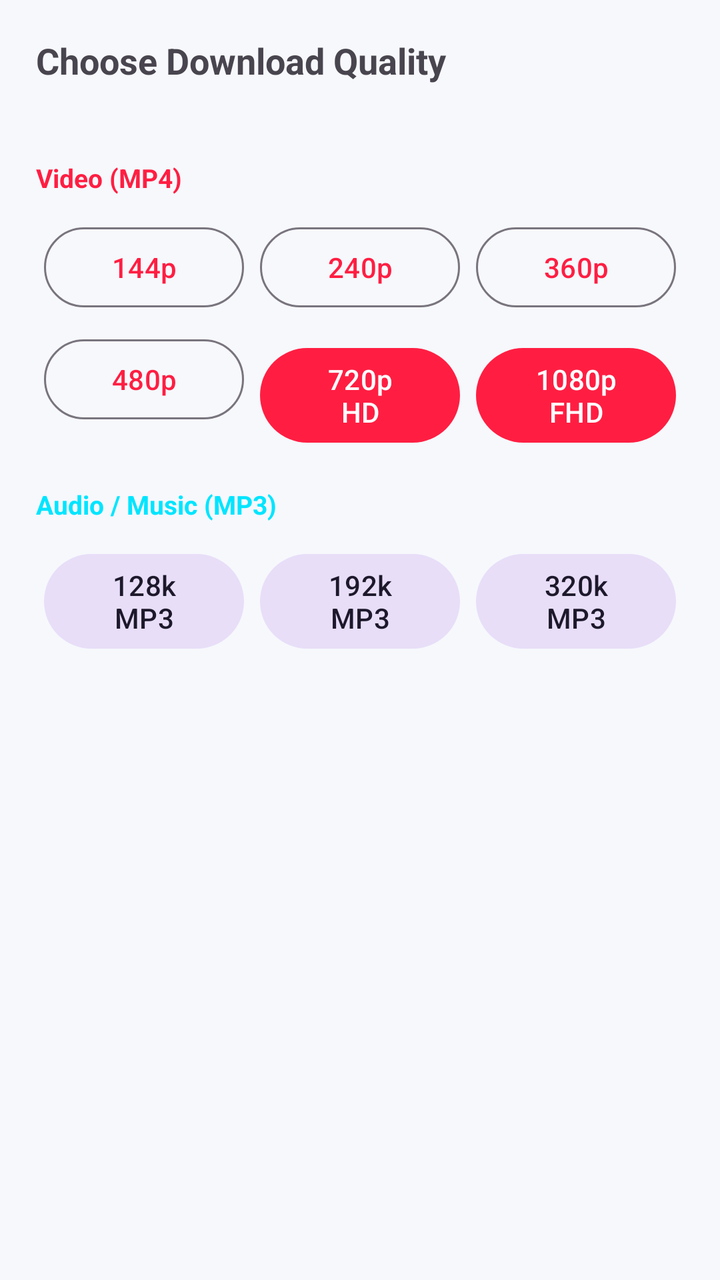
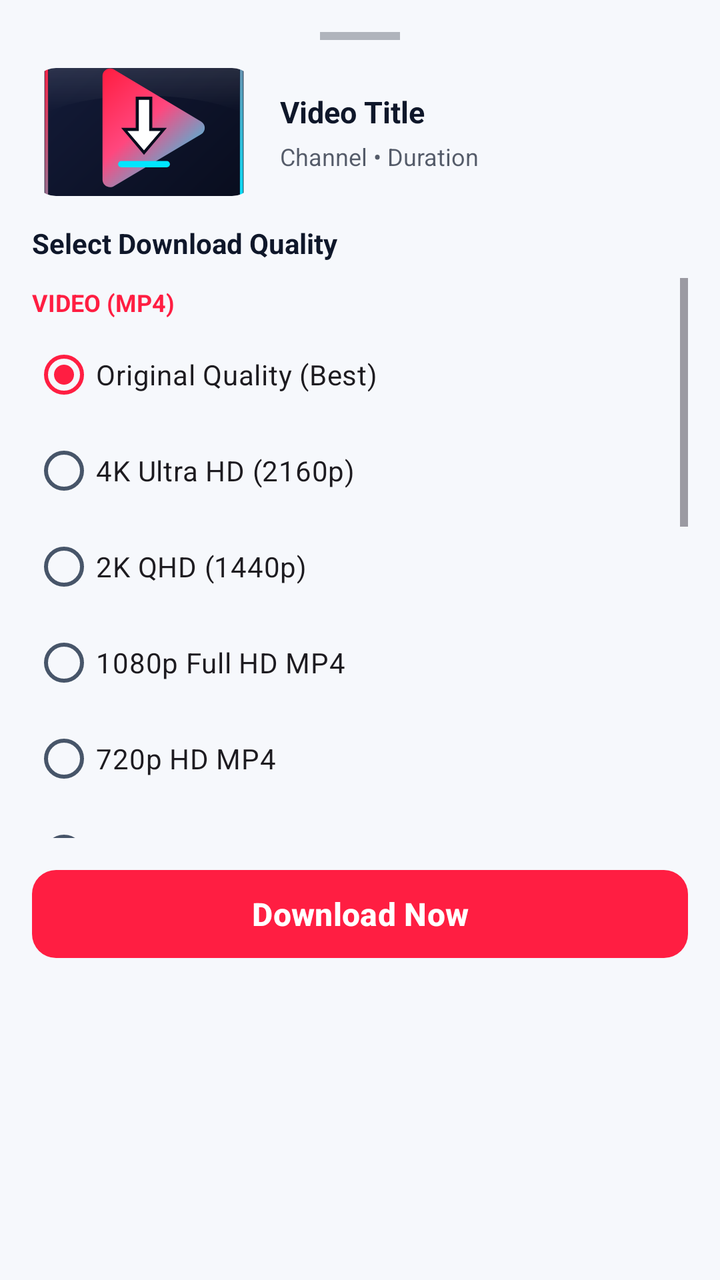

The first picture is an Android layout as it rendered before a commit; the second is the same layout after the commit. The layout source and the unified diff follow.
<!-- AndroidManifest.xml: application theme Theme.YufiPlay -->
<!-- res/layout/bottom_sheet_download.xml -->
<?xml version="1.0" encoding="utf-8"?>
<LinearLayout xmlns:android="http://schemas.android.com/apk/res/android"
    xmlns:app="http://schemas.android.com/apk/res-auto"
    android:layout_width="match_parent"
    android:layout_height="wrap_content"
    android:orientation="vertical"
    android:padding="18dp">

    <TextView
        android:layout_width="match_parent"
        android:layout_height="wrap_content"
        android:text="@string/download_quality_title"
        android:textSize="18sp"
        android:textStyle="bold" />

    <TextView
        android:id="@+id/tvSheetVideoTitle"
        android:layout_width="match_parent"
        android:layout_height="wrap_content"
        android:layout_marginTop="4dp"
        android:ellipsize="end"
        android:maxLines="2"
        android:textColor="?attr/colorOnSurfaceVariant"
        android:textSize="13sp" />

    <TextView
        android:layout_width="match_parent"
        android:layout_height="wrap_content"
        android:layout_marginTop="16dp"
        android:text="@string/video_mp4_section"
        android:textColor="@color/yufi_crimson"
        android:textSize="13sp"
        android:textStyle="bold" />

    <GridLayout
        android:layout_width="match_parent"
        android:layout_height="wrap_content"
        android:layout_marginTop="8dp"
        android:columnCount="3">

        <com.google.android.material.button.MaterialButton
            android:id="@+id/btn144p"
            style="@style/Widget.Material3.Button.OutlinedButton"
            android:layout_width="0dp"
            android:layout_height="wrap_content"
            android:layout_columnWeight="1"
            android:layout_margin="4dp"
            android:text="144p" />

        <com.google.android.material.button.MaterialButton
            android:id="@+id/btn240p"
            style="@style/Widget.Material3.Button.OutlinedButton"
            android:layout_width="0dp"
            android:layout_height="wrap_content"
            android:layout_columnWeight="1"
            android:layout_margin="4dp"
            android:text="240p" />

        <com.google.android.material.button.MaterialButton
            android:id="@+id/btn360p"
            style="@style/Widget.Material3.Button.OutlinedButton"
            android:layout_width="0dp"
            android:layout_height="wrap_content"
            android:layout_columnWeight="1"
            android:layout_margin="4dp"
            android:text="360p" />

        <com.google.android.material.button.MaterialButton
            android:id="@+id/btn480p"
            style="@style/Widget.Material3.Button.OutlinedButton"
            android:layout_width="0dp"
            android:layout_height="wrap_content"
            android:layout_columnWeight="1"
            android:layout_margin="4dp"
            android:text="480p" />

        <com.google.android.material.button.MaterialButton
            android:id="@+id/btn720p"
            android:layout_width="0dp"
            android:layout_height="wrap_content"
            android:layout_columnWeight="1"
            android:layout_margin="4dp"
            android:text="720p HD"
            app:backgroundTint="@color/yufi_crimson" />

        <com.google.android.material.button.MaterialButton
            android:id="@+id/btn1080p"
            android:layout_width="0dp"
            android:layout_height="wrap_content"
            android:layout_columnWeight="1"
            android:layout_margin="4dp"
            android:text="1080p FHD"
            app:backgroundTint="@color/yufi_crimson" />
    </GridLayout>

    <TextView
        android:layout_width="match_parent"
        android:layout_height="wrap_content"
        android:layout_marginTop="14dp"
        android:text="@string/audio_mp3_section"
        android:textColor="@color/yufi_cyan"
        android:textSize="13sp"
        android:textStyle="bold" />

    <LinearLayout
        android:layout_width="match_parent"
        android:layout_height="wrap_content"
        android:layout_marginTop="8dp"
        android:orientation="horizontal">

        <com.google.android.material.button.MaterialButton
            android:id="@+id/btnMp3128"
            style="@style/Widget.Material3.Button.TonalButton"
            android:layout_width="0dp"
            android:layout_height="wrap_content"
            android:layout_margin="4dp"
            android:layout_weight="1"
            android:text="128k MP3" />

        <com.google.android.material.button.MaterialButton
            android:id="@+id/btnMp3192"
            style="@style/Widget.Material3.Button.TonalButton"
            android:layout_width="0dp"
            android:layout_height="wrap_content"
            android:layout_margin="4dp"
            android:layout_weight="1"
            android:text="192k MP3" />

        <com.google.android.material.button.MaterialButton
            android:id="@+id/btnMp3320"
            style="@style/Widget.Material3.Button.TonalButton"
            android:layout_width="0dp"
            android:layout_height="wrap_content"
            android:layout_margin="4dp"
            android:layout_weight="1"
            android:text="320k MP3" />
    </LinearLayout>

</LinearLayout>
<!-- resources referenced by this layout -->
<resources>
  <color name="yufi_crimson">#FF1E42</color>
  <color name="yufi_cyan">#00E5FF</color>
  <string name="audio_mp3_section">Audio / Music (MP3)</string>
  <string name="download_quality_title">Choose Download Quality</string>
  <string name="video_mp4_section">Video (MP4)</string>
  <style name="Theme.YufiPlay" parent="Theme.Material3.DayNight.NoActionBar">
          <item name="colorPrimary">@color/yufi_crimson</item>
          <item name="colorOnPrimary">#FFFFFF</item>
          <item name="colorSecondary">@color/yufi_cyan</item>
          <item name="colorOnSecondary">@color/yufi_navy</item>
          <item name="android:colorBackground">@color/yufi_light_bg</item>
          <item name="colorSurface">@color/yufi_light_surface</item>
          <item name="colorOnSurface">@color/yufi_text_primary_light</item>
          <item name="colorOnSurfaceVariant">@color/yufi_text_secondary_light</item>
          <item name="android:statusBarColor">@color/yufi_navy</item>
          <item name="android:navigationBarColor">@color/yufi_light_surface</item>
      </style>
  <color name="yufi_navy">#0B1021</color>
  <color name="yufi_light_bg">#F6F8FC</color>
  <color name="yufi_light_surface">#FFFFFF</color>
  <color name="yufi_text_primary_light">#0F172A</color>
  <color name="yufi_text_secondary_light">#475569</color>
</resources>

<!-- the commit's change to res/layout/bottom_sheet_download.xml (unified diff, before → after) -->
@@ -4,136 +4,215 @@
     android:layout_width="match_parent"
     android:layout_height="wrap_content"
     android:orientation="vertical"
-    android:padding="18dp">
-
-    <TextView
+    android:padding="16dp">
+
+    <View
+        android:layout_width="40dp"
+        android:layout_height="4dp"
+        android:layout_gravity="center_horizontal"
+        android:layout_marginBottom="14dp"
+        android:alpha="0.3"
+        android:background="?attr/colorOnSurface" />
+
+    <LinearLayout
         android:layout_width="match_parent"
         android:layout_height="wrap_content"
-        android:text="@string/download_quality_title"
-        android:textSize="18sp"
-        android:textStyle="bold" />
-
-    <TextView
-        android:id="@+id/tvSheetVideoTitle"
-        android:layout_width="match_parent"
-        android:layout_height="wrap_content"
-        android:layout_marginTop="4dp"
-        android:ellipsize="end"
-        android:maxLines="2"
-        android:textColor="?attr/colorOnSurfaceVariant"
-        android:textSize="13sp" />
-
-    <TextView
-        android:layout_width="match_parent"
-        android:layout_height="wrap_content"
-        android:layout_marginTop="16dp"
-        android:text="@string/video_mp4_section"
-        android:textColor="@color/yufi_crimson"
-        android:textSize="13sp"
-        android:textStyle="bold" />
-
-    <GridLayout
-        android:layout_width="match_parent"
-        android:layout_height="wrap_content"
-        android:layout_marginTop="8dp"
-        android:columnCount="3">
-
-        <com.google.android.material.button.MaterialButton
-            android:id="@+id/btn144p"
-            style="@style/Widget.Material3.Button.OutlinedButton"
+        android:gravity="center_vertical"
+        android:orientation="horizontal">
+
+        <com.google.android.material.imageview.ShapeableImageView
+            android:id="@+id/ivSheetThumb"
+            android:layout_width="112dp"
+            android:layout_height="64dp"
+            android:scaleType="centerCrop"
+            android:src="@drawable/ic_yufiplay_logo"
+            app:shapeAppearanceOverlay="@style/ShapeAppearance.Material3.Corner.Medium" />
+
+        <LinearLayout
             android:layout_width="0dp"
             android:layout_height="wrap_content"
-            android:layout_columnWeight="1"
-            android:layout_margin="4dp"
-            android:text="144p" />
-
-        <com.google.android.material.button.MaterialButton
-            android:id="@+id/btn240p"
-            style="@style/Widget.Material3.Button.OutlinedButton"
+            android:layout_marginStart="12dp"
+            android:layout_weight="1"
+            android:orientation="vertical">
+
+            <TextView
+                android:id="@+id/tvSheetTitle"
+                android:layout_width="match_parent"
+                android:layout_height="wrap_content"
+                android:ellipsize="end"
+                android:maxLines="2"
+                android:text="Video Title"
+                android:textColor="?attr/colorOnSurface"
+                android:textSize="15sp"
+                android:textStyle="bold" />
+
+            <TextView
+                android:id="@+id/tvSheetMeta"
+                android:layout_width="match_parent"
+                android:layout_height="wrap_content"
+                android:layout_marginTop="4dp"
+                android:alpha="0.7"
+                android:ellipsize="end"
+                android:maxLines="1"
+                android:text="Channel • Duration"
+                android:textColor="?attr/colorOnSurface"
+                android:textSize="12sp" />
+        </LinearLayout>
+    </LinearLayout>
+
+    <LinearLayout
+        android:layout_width="match_parent"
+        android:layout_height="wrap_content"
+        android:layout_marginTop="14dp"
+        android:gravity="center_vertical"
+        android:orientation="horizontal">
+
+        <TextView
             android:layout_width="0dp"
             android:layout_height="wrap_content"
-            android:layout_columnWeight="1"
-            android:layout_margin="4dp"
-            android:text="240p" />
-
-        <com.google.android.material.button.MaterialButton
-            android:id="@+id/btn360p"
-            style="@style/Widget.Material3.Button.OutlinedButton"
-            android:layout_width="0dp"
+            android:layout_weight="1"
+            android:text="Select Download Quality"
+            android:textColor="?attr/colorOnSurface"
+            android:textSize="14sp"
+            android:textStyle="bold" />
+
+        <ProgressBar
+            android:id="@+id/progressSizes"
+            style="?android:attr/progressBarStyleSmall"
+            android:layout_width="20dp"
+            android:layout_height="20dp"
+            android:visibility="gone" />
+    </LinearLayout>
+
+    <androidx.core.widget.NestedScrollView
+        android:layout_width="match_parent"
+        android:layout_height="280dp"
+        android:layout_marginTop="8dp"
+        android:fadeScrollbars="false"
+        android:scrollbars="vertical">
+
+        <RadioGroup
+            android:id="@+id/radioGroupFormats"
+            android:layout_width="match_parent"
             android:layout_height="wrap_content"
-            android:layout_columnWeight="1"
-            android:layout_margin="4dp"
-            android:text="360p" />
-
-        <com.google.android.material.button.MaterialButton
-            android:id="@+id/btn480p"
-            style="@style/Widget.Material3.Button.OutlinedButton"
-            android:layout_width="0dp"
-            android:layout_height="wrap_content"
-            android:layout_columnWeight="1"
-            android:layout_margin="4dp"
-            android:text="480p" />
-
-        <com.google.android.material.button.MaterialButton
-            android:id="@+id/btn720p"
-            android:layout_width="0dp"
-            android:layout_height="wrap_content"
-            android:layout_columnWeight="1"
-            android:layout_margin="4dp"
-            android:text="720p HD"
-            app:backgroundTint="@color/yufi_crimson" />
-
-        <com.google.android.material.button.MaterialButton
-            android:id="@+id/btn1080p"
-            android:layout_width="0dp"
-            android:layout_height="wrap_content"
-            android:layout_columnWeight="1"
-            android:layout_margin="4dp"
-            android:text="1080p FHD"
-            app:backgroundTint="@color/yufi_crimson" />
-    </GridLayout>
-
-    <TextView
-        android:layout_width="match_parent"
-        android:layout_height="wrap_content"
-        android:layout_marginTop="14dp"
-        android:text="@string/audio_mp3_section"
-        android:textColor="@color/yufi_cyan"
-        android:textSize="13sp"
-        android:textStyle="bold" />
-
-    <LinearLayout
-        android:layout_width="match_parent"
-        android:layout_height="wrap_content"
-        android:layout_marginTop="8dp"
-        android:orientation="horizontal">
-
-        <com.google.android.material.button.MaterialButton
-            android:id="@+id/btnMp3128"
-            style="@style/Widget.Material3.Button.TonalButton"
-            android:layout_width="0dp"
-            android:layout_height="wrap_content"
-            android:layout_margin="4dp"
-            android:layout_weight="1"
-            android:text="128k MP3" />
-
-        <com.google.android.material.button.MaterialButton
-            android:id="@+id/btnMp3192"
-            style="@style/Widget.Material3.Button.TonalButton"
-            android:layout_width="0dp"
-            android:layout_height="wrap_content"
-            android:layout_margin="4dp"
-            android:layout_weight="1"
-            android:text="192k MP3" />
-
-        <com.google.android.material.button.MaterialButton
-            android:id="@+id/btnMp3320"
-            style="@style/Widget.Material3.Button.TonalButton"
-            android:layout_width="0dp"
-            android:layout_height="wrap_content"
-            android:layout_margin="4dp"
-            android:layout_weight="1"
-            android:text="320k MP3" />
-    </LinearLayout>
+            android:orientation="vertical">
+
+            <TextView
+                android:layout_width="match_parent"
+                android:layout_height="wrap_content"
+                android:layout_marginTop="4dp"
+                android:layout_marginBottom="4dp"
+                android:text="VIDEO (MP4)"
+                android:textColor="?attr/colorPrimary"
+                android:textSize="12sp"
+                android:textStyle="bold" />
+
+            <RadioButton
+                android:id="@+id/rbOriginal"
+                android:layout_width="match_parent"
+                android:layout_height="wrap_content"
+                android:checked="true"
+                android:text="Original Quality (Best)"
+                android:textSize="14sp" />
+
+            <RadioButton
+                android:id="@+id/rb4K"
+                android:layout_width="match_parent"
+                android:layout_height="wrap_content"
+                android:text="4K Ultra HD (2160p)"
+                android:textSize="14sp" />
+
+            <RadioButton
+                android:id="@+id/rb2K"
+                android:layout_width="match_parent"
+                android:layout_height="wrap_content"
+                android:text="2K QHD (1440p)"
+                android:textSize="14sp" />
+
+            <RadioButton
+                android:id="@+id/rb1080p"
+                android:layout_width="match_parent"
+                android:layout_height="wrap_content"
+                android:text="1080p Full HD MP4"
+                android:textSize="14sp" />
+
+            <RadioButton
+                android:id="@+id/rb720p"
+                android:layout_width="match_parent"
+                android:layout_height="wrap_content"
+                android:text="720p HD MP4"
+                android:textSize="14sp" />
+
+            <RadioButton
+                android:id="@+id/rb480p"
+                android:layout_width="match_parent"
+                android:layout_height="wrap_content"
+                android:text="480p SD MP4"
+                android:textSize="14sp" />
+
+            <RadioButton
+                android:id="@+id/rb360p"
+                android:layout_width="match_parent"
+                android:layout_height="wrap_content"
+                android:text="360p MP4"
+                android:textSize="14sp" />
+
+            <RadioButton
+                android:id="@+id/rb240p"
+                android:layout_width="match_parent"
+                android:layout_height="wrap_content"
+                android:text="240p MP4"
+                android:textSize="14sp" />
+
+            <RadioButton
+                android:id="@+id/rb144p"
+                android:layout_width="match_parent"
+                android:layout_height="wrap_content"
+                android:text="144p MP4"
+                android:textSize="14sp" />
+
+            <TextView
+                android:layout_width="match_parent"
+                android:layout_height="wrap_content"
+                android:layout_marginTop="10dp"
+                android:layout_marginBottom="4dp"
+                android:text="MUSIC (MP3 AUDIO)"
+                android:textColor="?attr/colorPrimary"
+                android:textSize="12sp"
+                android:textStyle="bold" />
+
+            <RadioButton
+                android:id="@+id/rbMp3320"
+                android:layout_width="match_parent"
+                android:layout_height="wrap_content"
+                android:text="320kbps MP3 Music"
+                android:textSize="14sp" />
+
+            <RadioButton
+                android:id="@+id/rbMp3192"
+                android:layout_width="match_parent"
+                android:layout_height="wrap_content"
+                android:text="192kbps MP3 Music"
+                android:textSize="14sp" />
+
+            <RadioButton
+                android:id="@+id/rbMp3128"
+                android:layout_width="match_parent"
+                android:layout_height="wrap_content"
+                android:text="128kbps MP3 Music"
+                android:textSize="14sp" />
+        </RadioGroup>
+    </androidx.core.widget.NestedScrollView>
+
+    <com.google.android.material.button.MaterialButton
+        android:id="@+id/btnStartDownload"
+        android:layout_width="match_parent"
+        android:layout_height="52dp"
+        android:layout_marginTop="12dp"
+        android:text="Download Now"
+        android:textAllCaps="false"
+        android:textSize="16sp"
+        android:textStyle="bold"
+        app:cornerRadius="12dp" />
 
 </LinearLayout>
<!-- resource entries referenced after the edit -->
@@ -1,10 +1,8 @@
 <!-- resources referenced by this layout -->
 <resources>
+  <!-- drawable ic_yufiplay_logo: vector/xml drawable (drawable, 3195 chars, omitted) -->
   <color name="yufi_crimson">#FF1E42</color>
   <color name="yufi_cyan">#00E5FF</color>
-  <string name="audio_mp3_section">Audio / Music (MP3)</string>
-  <string name="download_quality_title">Choose Download Quality</string>
-  <string name="video_mp4_section">Video (MP4)</string>
   <style name="Theme.YufiPlay" parent="Theme.Material3.DayNight.NoActionBar">
           <item name="colorPrimary">@color/yufi_crimson</item>
           <item name="colorOnPrimary">#FFFFFF</item>
